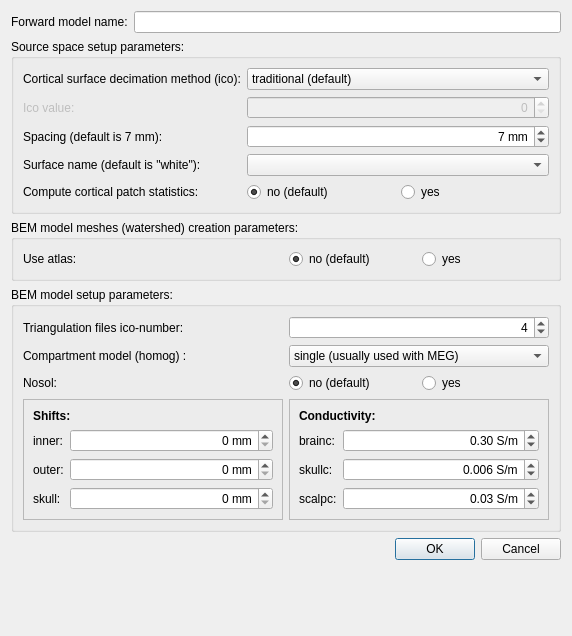
Above: qt4Designer_ui_files/forwardModelDialogUi.ui from cibr-jyu/meggie before the change. Below: the same form after it.
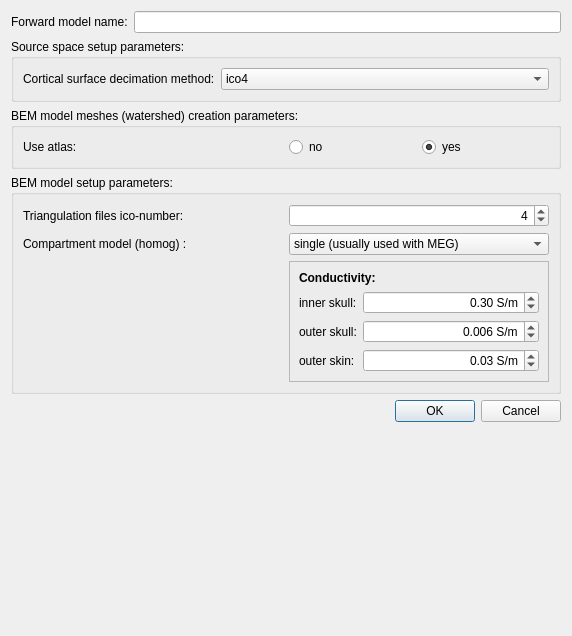
That is the form after the change.

Diff of the .ui file:
```diff
--- a/qt4Designer_ui_files/forwardModelDialogUi.ui
+++ b/qt4Designer_ui_files/forwardModelDialogUi.ui
@@ -71,89 +71,7 @@
         </item>
        </widget>
       </item>
-      <item row="3" column="0">
-       <widget class="QFrame" name="frame">
-        <property name="frameShape">
-         <enum>QFrame::StyledPanel</enum>
-        </property>
-        <property name="frameShadow">
-         <enum>QFrame::Raised</enum>
-        </property>
-        <layout class="QFormLayout" name="formLayout">
-         <item row="0" column="0" colspan="2">
-          <widget class="QLabel" name="labelShifts">
-           <property name="text">
-            <string>&lt;html&gt;&lt;head/&gt;&lt;body&gt;&lt;p&gt;&lt;span style=&quot; font-weight:600;&quot;&gt;Shifts:&lt;/span&gt;&lt;/p&gt;&lt;/body&gt;&lt;/html&gt;</string>
-           </property>
-          </widget>
-         </item>
-         <item row="1" column="0">
-          <widget class="QLabel" name="labelInnerShift">
-           <property name="text">
-            <string>inner:</string>
-           </property>
-           <property name="buddy">
-            <cstring>spinBoxInnerShift</cstring>
-           </property>
-          </widget>
-         </item>
-         <item row="1" column="1">
-          <widget class="QSpinBox" name="spinBoxInnerShift">
-           <property name="alignment">
-            <set>Qt::AlignRight|Qt::AlignTrailing|Qt::AlignVCenter</set>
-           </property>
-           <property name="suffix">
-            <string> mm</string>
-           </property>
-           <property name="prefix">
-            <string/>
-           </property>
-          </widget>
-         </item>
-         <item row="2" column="0">
-          <widget class="QLabel" name="labelOuterShift">
-           <property name="text">
-            <string>outer:</string>
-           </property>
-           <property name="buddy">
-            <cstring>spinBoxOuterShift</cstring>
-           </property>
-          </widget>
-         </item>
-         <item row="2" column="1">
-          <widget class="QSpinBox" name="spinBoxOuterShift">
-           <property name="alignment">
-            <set>Qt::AlignRight|Qt::AlignTrailing|Qt::AlignVCenter</set>
-           </property>
-           <property name="suffix">
-            <string> mm</string>
-           </property>
-          </widget>
-         </item>
-         <item row="3" column="0">
-          <widget class="QLabel" name="labelSkullShift">
-           <property name="text">
-            <string>skull:</string>
-           </property>
-           <property name="buddy">
-            <cstring>spinBoxSkullShift</cstring>
-           </property>
-          </widget>
-         </item>
-         <item row="3" column="1">
-          <widget class="QSpinBox" name="spinBoxSkullShift">
-           <property name="alignment">
-            <set>Qt::AlignRight|Qt::AlignTrailing|Qt::AlignVCenter</set>
-           </property>
-           <property name="suffix">
-            <string> mm</string>
-           </property>
-          </widget>
-         </item>
-        </layout>
-       </widget>
-      </item>
-      <item row="3" column="1">
+      <item row="2" column="1">
        <widget class="QFrame" name="frame_2">
         <property name="frameShape">
          <enum>QFrame::StyledPanel</enum>
@@ -172,7 +90,7 @@
          <item row="1" column="0">
           <widget class="QLabel" name="labelBrainComp">
            <property name="text">
-            <string>brainc:</string>
+            <string>inner skull:</string>
            </property>
            <property name="buddy">
             <cstring>doubleSpinBoxBrainConductivity</cstring>
@@ -198,7 +116,7 @@
          <item row="2" column="0">
           <widget class="QLabel" name="labelSkullComp">
            <property name="text">
-            <string>skullc:</string>
+            <string>outer skull:</string>
            </property>
            <property name="buddy">
             <cstring>doubleSpinBoxSkullConductivity</cstring>
@@ -227,7 +145,7 @@
          <item row="3" column="0">
           <widget class="QLabel" name="labelScalpComp">
            <property name="text">
-            <string>scalpc:</string>
+            <string>outer skin:</string>
            </property>
            <property name="buddy">
             <cstring>doubleSpinBoxScalpConductivity</cstring>
@@ -257,40 +175,6 @@
         </property>
        </widget>
       </item>
-      <item row="2" column="1">
-       <layout class="QHBoxLayout" name="horizontalLayout_4">
-        <item>
-         <widget class="QRadioButton" name="radioButtonNosolNo">
-          <property name="text">
-           <string>no (default)</string>
-          </property>
-          <property name="checked">
-           <bool>true</bool>
-          </property>
-          <attribute name="buttonGroup">
-           <string notr="true">buttonGroupNosol</string>
-          </attribute>
-         </widget>
-        </item>
-        <item>
-         <widget class="QRadioButton" name="radioButtonNoSolYes">
-          <property name="text">
-           <string>yes</string>
-          </property>
-          <attribute name="buttonGroup">
-           <string notr="true">buttonGroupNosol</string>
-          </attribute>
-         </widget>
-        </item>
-       </layout>
-      </item>
-      <item row="2" column="0">
-       <widget class="QLabel" name="labelNoSol">
-        <property name="text">
-         <string>Nosol:</string>
-        </property>
-       </widget>
-      </item>
       <item row="0" column="1">
        <widget class="QSpinBox" name="spinBoxTriangFilesIco">
         <property name="enabled">
@@ -313,101 +197,21 @@
       <string>Source space setup parameters:</string>
      </property>
      <layout class="QGridLayout" name="gridLayout_3">
-      <item row="4" column="0">
-       <widget class="QLabel" name="labelSurface">
-        <property name="text">
-         <string>Surface name (default is &quot;white&quot;):</string>
-        </property>
-        <property name="buddy">
-         <cstring>comboBoxSurfaceName</cstring>
-        </property>
-       </widget>
-      </item>
-      <item row="2" column="1" colspan="2">
-       <widget class="QSpinBox" name="spinBoxSpacing">
-        <property name="alignment">
-         <set>Qt::AlignRight|Qt::AlignTrailing|Qt::AlignVCenter</set>
-        </property>
-        <property name="suffix">
-         <string> mm</string>
-        </property>
-        <property name="value">
-         <number>7</number>
-        </property>
-       </widget>
-      </item>
-      <item row="4" column="1" colspan="2">
-       <widget class="QComboBox" name="comboBoxSurfaceName"/>
-      </item>
       <item row="0" column="0">
        <widget class="QLabel" name="labelIco">
         <property name="text">
-         <string>Cortical surface decimation method (ico):</string>
+         <string>Cortical surface decimation method:</string>
         </property>
         <property name="buddy">
          <cstring></cstring>
         </property>
        </widget>
       </item>
-      <item row="6" column="1" colspan="2">
-       <layout class="QHBoxLayout" name="horizontalLayout_3">
-        <item>
-         <widget class="QRadioButton" name="radioButtonPatchStatNo">
-          <property name="text">
-           <string>no (default)</string>
-          </property>
-          <property name="checked">
-           <bool>true</bool>
-          </property>
-          <attribute name="buttonGroup">
-           <string notr="true">buttonGroupCorticalPatchStats</string>
-          </attribute>
-         </widget>
-        </item>
-        <item>
-         <widget class="QRadioButton" name="radioButtonPatchStatYes">
-          <property name="text">
-           <string>yes</string>
-          </property>
-          <attribute name="buttonGroup">
-           <string notr="true">buttonGroupCorticalPatchStats</string>
-          </attribute>
-         </widget>
-        </item>
-       </layout>
-      </item>
-      <item row="2" column="0">
-       <widget class="QLabel" name="labelSpacing">
-        <property name="text">
-         <string>Spacing (default is 7 mm):</string>
-        </property>
-        <property name="buddy">
-         <cstring>spinBoxSpacing</cstring>
-        </property>
-       </widget>
-      </item>
-      <item row="6" column="0">
-       <widget class="QLabel" name="labelCPS">
-        <property name="text">
-         <string>Compute cortical patch statistics:</string>
-        </property>
-       </widget>
-      </item>
-      <item row="1" column="1" colspan="2">
-       <widget class="QSpinBox" name="spinBoxSurfaceDecimValue">
-        <property name="enabled">
-         <bool>false</bool>
-        </property>
-        <property name="alignment">
-         <set>Qt::AlignRight|Qt::AlignTrailing|Qt::AlignVCenter</set>
-        </property>
-       </widget>
-      </item>
       <item row="0" column="1" colspan="2">
        <widget class="QComboBox" name="comboBoxSurfaceDecimMethod">
         <item>
          <property name="text">
-          <string>traditional (default)</string>
+          <string>ico4</string>
          </property>
         </item>
         <item>
@@ -415,16 +219,16 @@
           <string>icosahedron or octahedron</string>
          </property>
         </item>
-       </widget>
-      </item>
-      <item row="1" column="0">
-       <widget class="QLabel" name="labelIcoValue">
-        <property name="enabled">
-         <bool>false</bool>
-        </property>
-        <property name="text">
-         <string>Ico value:</string>
-        </property>
+        <item>
+         <property name="text">
+          <string>ico5</string>
+         </property>
+        </item>
+        <item>
+         <property name="text">
+          <string>oct6</string>
+         </property>
+        </item>
        </widget>
       </item>
      </layout>
@@ -448,10 +252,10 @@
         <item>
          <widget class="QRadioButton" name="radioButtonAtlasNo">
           <property name="text">
-           <string>no (default)</string>
+           <string>no</string>
           </property>
           <property name="checked">
-           <bool>true</bool>
+           <bool>false</bool>
           </property>
           <attribute name="buttonGroup">
            <string notr="true">buttonGroupAtlas</string>
@@ -463,6 +267,9 @@
           <property name="text">
            <string>yes</string>
           </property>
+          <property name="checked">
+           <bool>true</bool>
+          </property>
           <attribute name="buttonGroup">
            <string notr="true">buttonGroupAtlas</string>
           </attribute>
```
Left out of the diff: 6 changed lines with no effect on the pictures.
